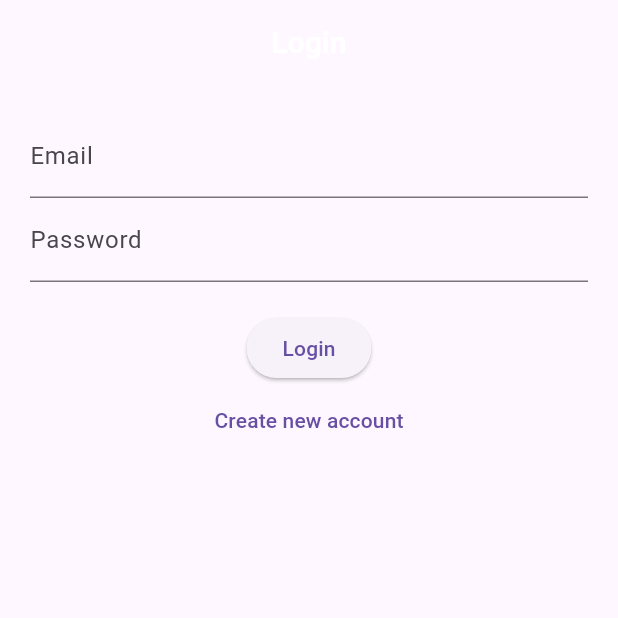
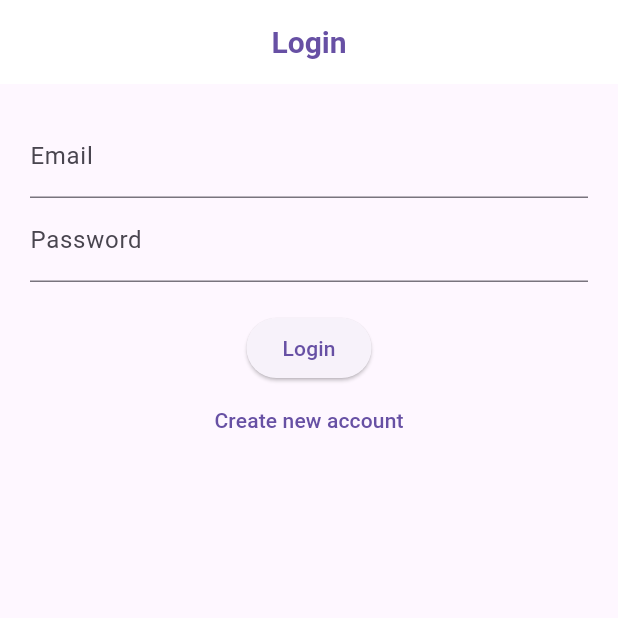
Before and after one commit to LambadaEG/Coins-Store, a Flutter app: the screen it shows after launch, on a phone screen of 412 x 824 dp, the top half of it. Run offline on Flutter 3.47's test engine with Material 3 defaults, Android fonts, the phone set to English and light mode, and no system bars; our stand-ins replace firebase_auth, firebase_core; accounts and stored records are empty.

Commit message:
Adjusted Colors of titles

```diff
--- a/lib/screens/auth_screen.dart
+++ b/lib/screens/auth_screen.dart
@@ -38,7 +38,18 @@ class _AuthScreenState extends State<AuthScreen> {
   @override
   Widget build(BuildContext context) {
     return Scaffold(
-      appBar: AppBar(title: Text(_isLogin ? 'Login' : 'Sign Up')),
+      appBar: AppBar(title: Text(
+      _isLogin ? 'Login' : 'Sign Up',
+      style: TextStyle(
+        color: Theme.of(context).primaryColor, // Uses your theme's primary color
+        fontWeight: FontWeight.bold,
+      ),
+    ),
+    backgroundColor: Colors.white, // Optional: sets appbar background to white
+    iconTheme: IconThemeData(
+      color: Theme.of(context).primaryColor, // Colors back button to match
+    ),
+  ),
       body: Padding(
         padding: const EdgeInsets.all(20.0),
         child: Form(
```
